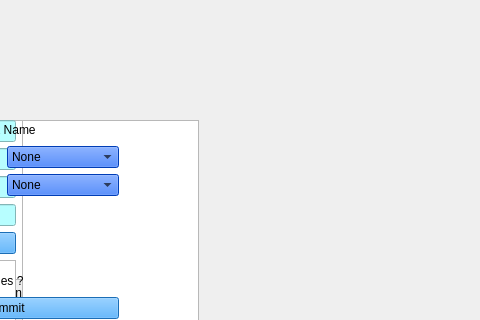
Old version of the form Admin_page/adminpage.ui in the repository meh3one/Ap-FinalProj; both pictures show x 511 to 991 and y 0 to 320 of the 991 by 633 pixel window.
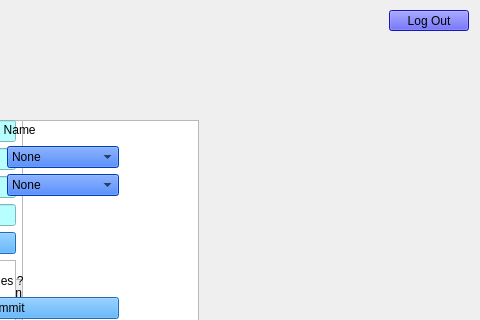
New version of the form. Icons and pictures are not drawn.

Diff of the .ui file:
```diff
--- a/Admin_page/adminpage.ui
+++ b/Admin_page/adminpage.ui
@@ -664,6 +664,22 @@
      </item>
     </layout>
    </widget>
+   <widget class="QPushButton" name="pushButton">
+    <property name="geometry">
+     <rect>
+      <x>900</x>
+      <y>10</y>
+      <width>80</width>
+      <height>21</height>
+     </rect>
+    </property>
+    <property name="styleSheet">
+     <string notr="true">background-color: rgb(34, 34, 255);</string>
+    </property>
+    <property name="text">
+     <string>Log Out</string>
+    </property>
+   </widget>
   </widget>
  </widget>
  <resources/>
```
